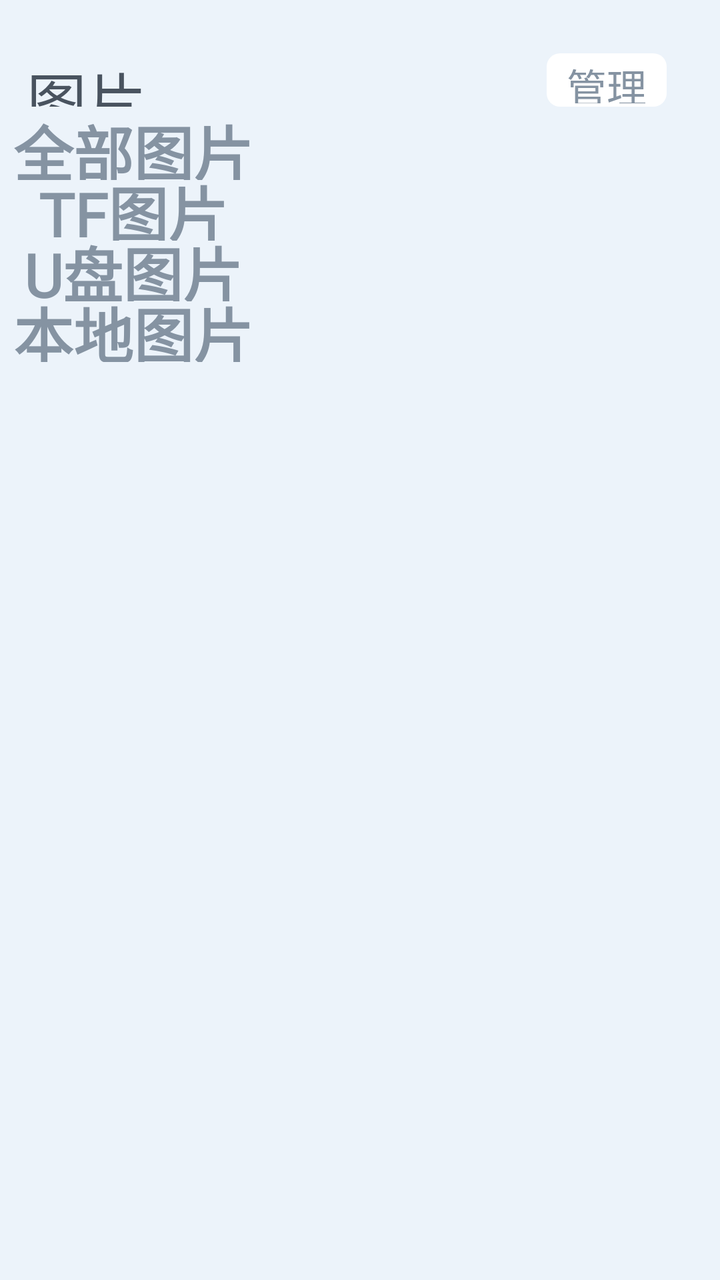
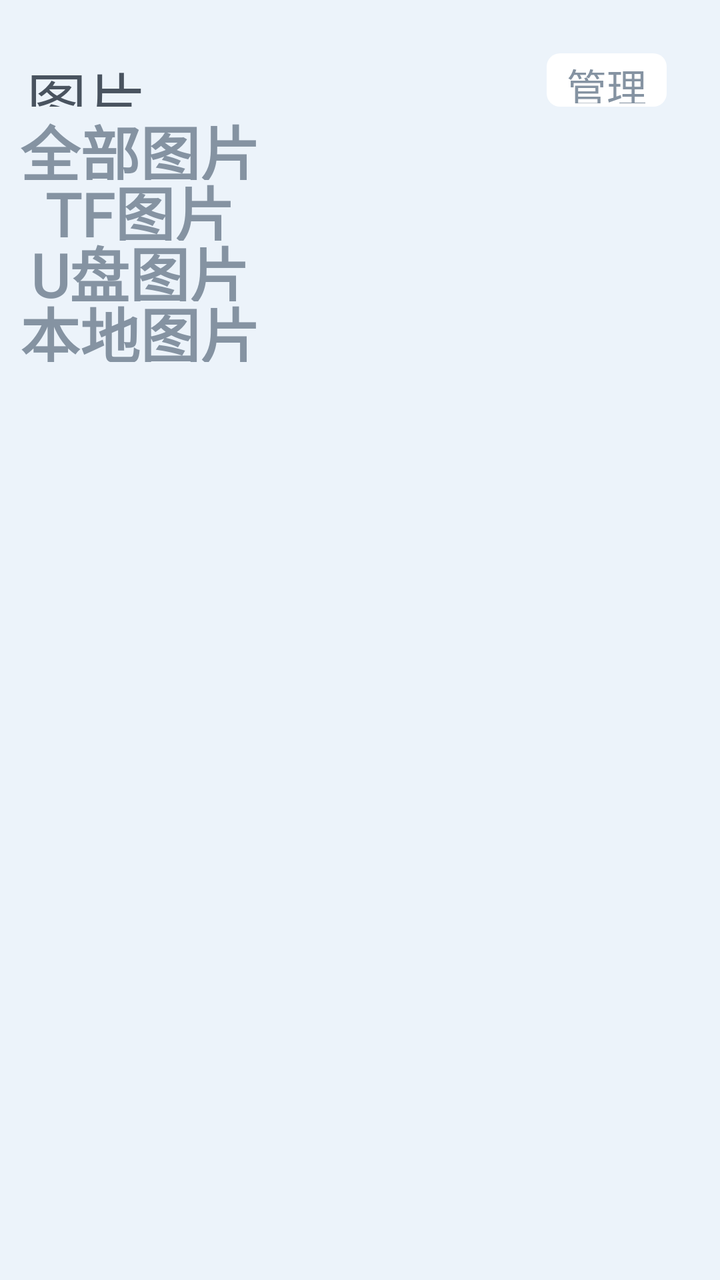

Screens rendered from an Android XML layout before and after an edit, with the pre-edit source and the edit as a unified diff.
<!-- AndroidManifest.xml: application theme AppTheme -->
<!-- res/layout/activity_main.xml -->
<?xml version="1.0" encoding="utf-8"?>
<LinearLayout xmlns:android="http://schemas.android.com/apk/res/android"
    xmlns:app="http://schemas.android.com/apk/res-auto"
    android:layout_width="match_parent"
    android:layout_height="match_parent"
    android:orientation="vertical"
    android:paddingTop="80px"
    android:background="@color/color_ECF3FA">

    <FrameLayout
        android:layout_width="match_parent"
        android:layout_height="80px" >

        <TextView
            android:layout_width="wrap_content"
            android:layout_height="wrap_content"
            android:layout_gravity="center_vertical"
            android:layout_marginLeft="40px"
            android:fontFamily="@font/alibabapuhuiti_3_65_medium"
            android:textColor="@color/color_49535F"
            android:textSize="30sp"
            android:text="图片" />

        <TextView
            android:layout_width="wrap_content"
            android:layout_height="wrap_content"
            android:layout_gravity="center_vertical|end"
            android:layout_marginRight="80px"
            android:gravity="center"
            android:paddingLeft="30px"
            android:paddingRight="30px"
            android:paddingTop="5px"
            android:paddingBottom="5px"
            android:fontFamily="@font/alibabapuhuiti_3_65_medium"
            android:textColor="@color/color_8593A2"
            android:textSize="20sp"
            android:background="@drawable/shape_manager_bg"
            android:text="管理" />

    </FrameLayout>

    <LinearLayout
        android:layout_width="match_parent"
        android:layout_height="match_parent"
        android:orientation="horizontal" >

        <LinearLayout
            android:layout_width="400px"
            android:layout_height="match_parent"
            android:gravity="center_horizontal"
            android:orientation="vertical">

            <TextView
                android:id="@+id/tv_all_picture"
                android:layout_width="match_parent"
                android:layout_height="110px"
                android:gravity="center"
                android:layout_marginLeft="10px"
                android:layout_marginRight="10px"
                android:fontFamily="@font/alibabapuhuiti_3_65_medium"
                android:text="全部图片"
                android:textColor="@color/selector_text_select"
                android:background="@drawable/selector_type_bg_select"
                android:textSize="30sp"
                android:textStyle="bold" />

            <TextView
                android:id="@+id/tv_sd_picture"
                android:layout_width="match_parent"
                android:layout_height="110px"
                android:gravity="center"
                android:layout_marginTop="-20px"
                android:layout_marginLeft="10px"
                android:layout_marginRight="10px"
                android:fontFamily="@font/alibabapuhuiti_3_65_medium"
                android:text="TF图片"
                android:textColor="@color/selector_text_select"
                android:background="@drawable/selector_type_bg_select"
                android:textSize="30sp"
                android:textStyle="bold" />

            <TextView
                android:id="@+id/tv_usb_picture"
                android:layout_width="match_parent"
                android:layout_height="110px"
                android:gravity="center"
                android:layout_marginTop="-20px"
                android:layout_marginLeft="10px"
                android:layout_marginRight="10px"
                android:fontFamily="@font/alibabapuhuiti_3_65_medium"
                android:text="U盘图片"
                android:textColor="@color/selector_text_select"
                android:background="@drawable/selector_type_bg_select"
                android:textSize="30sp"
                android:textStyle="bold" />

            <TextView
                android:id="@+id/tv_local_picture"
                android:layout_width="match_parent"
                android:layout_height="110px"
                android:gravity="center"
                android:layout_marginTop="-20px"
                android:layout_marginLeft="10px"
                android:layout_marginRight="10px"
                android:fontFamily="@font/alibabapuhuiti_3_65_medium"
                android:text="本地图片"
                android:textColor="@color/selector_text_select"
                android:background="@drawable/selector_type_bg_select"
                android:textSize="30sp"
                android:textStyle="bold" />

        </LinearLayout>


        <androidx.recyclerview.widget.RecyclerView
            android:id="@+id/rv_folder_picture"
            android:layout_width="match_parent"
            android:layout_height="match_parent"
            android:fadeScrollbars="false"
            android:orientation="vertical"
            android:overScrollMode="never" />

        <com.sansan.picture.widget.ScrollableRecyclerView
            android:id="@+id/rv_picture"
            android:layout_width="match_parent"
            android:layout_height="match_parent"
            android:visibility="gone"/>

    </LinearLayout>

</LinearLayout>
<!-- resources referenced by this layout -->
<resources>
  <color name="color_49535F">#49535F</color>
  <color name="color_8593A2">#8593A2</color>
  <color name="color_ECF3FA">#ECF3FA</color>
  <!-- drawable selector_type_bg_select (drawable) -->
  <?xml version="1.0" encoding="utf-8"?>
  <selector xmlns:android="http://schemas.android.com/apk/res/android">
  
      <item android:drawable="@mipmap/img_type_select_bg" android:state_selected="true"/>
      <item android:drawable="@color/color_transparent"/>
  
  </selector>
  <!-- drawable shape_manager_bg (drawable) -->
  <?xml version="1.0" encoding="utf-8"?>
  <shape xmlns:android="http://schemas.android.com/apk/res/android"
      android:shape="rectangle">
  
      <solid android:color="@color/white" />
      <corners android:radius="20px" />
  
  </shape>
  <style name="AppTheme" parent="Theme.AppCompat.Light.NoActionBar">
  
          <item name="colorPrimary">@color/color_transparent</item>
          <item name="colorPrimaryDark">@color/color_transparent</item>
          <item name="colorAccent">@color/color_transparent</item>
          <item name="android:windowBackground">@color/white</item>
  
          <item name="android:windowTranslucentNavigation">false</item>
          <item name="android:windowTranslucentStatus">false</item>
          <item name="android:windowIsTranslucent">false</item>
  
          <item name="android:windowAnimationStyle">@style/Animation</item>
  
      </style>
  <color name="color_transparent">#00000000</color>
  <color name="white">#FFFFFFFF</color>
  <style name="Animation">
          <item name="android:activityOpenEnterAnimation">@null</item>
          <item name="android:activityOpenExitAnimation">@null</item>
          <item name="android:activityCloseEnterAnimation">@null</item>
          <item name="android:activityCloseExitAnimation">@null</item>
          <item name="android:taskOpenEnterAnimation">@null</item>
          <item name="android:taskOpenExitAnimation">@null</item>
          <item name="android:taskCloseEnterAnimation">@null</item>
          <item name="android:taskCloseExitAnimation">@null</item>
          <item name="android:taskToFrontEnterAnimation">@null</item>
          <item name="android:taskToFrontExitAnimation">@null</item>
          <item name="android:taskToBackEnterAnimation">@null</item>
          <item name="android:taskToBackExitAnimation">@null</item>
      </style>
</resources>

<!-- the commit's change to res/layout/activity_main.xml (unified diff, before → after) -->
@@ -45,7 +45,7 @@
         android:orientation="horizontal" >
 
         <LinearLayout
-            android:layout_width="400px"
+            android:layout_width="420px"
             android:layout_height="match_parent"
             android:gravity="center_horizontal"
             android:orientation="vertical">
@@ -116,6 +116,8 @@
             android:id="@+id/rv_folder_picture"
             android:layout_width="match_parent"
             android:layout_height="match_parent"
+            android:layout_marginLeft="24px"
+            android:layout_marginRight="100px"
             android:fadeScrollbars="false"
             android:orientation="vertical"
             android:overScrollMode="never" />
@@ -124,6 +126,8 @@
             android:id="@+id/rv_picture"
             android:layout_width="match_parent"
             android:layout_height="match_parent"
+            android:layout_marginLeft="24px"
+            android:layout_marginRight="100px"
             android:visibility="gone"/>
 
     </LinearLayout>
